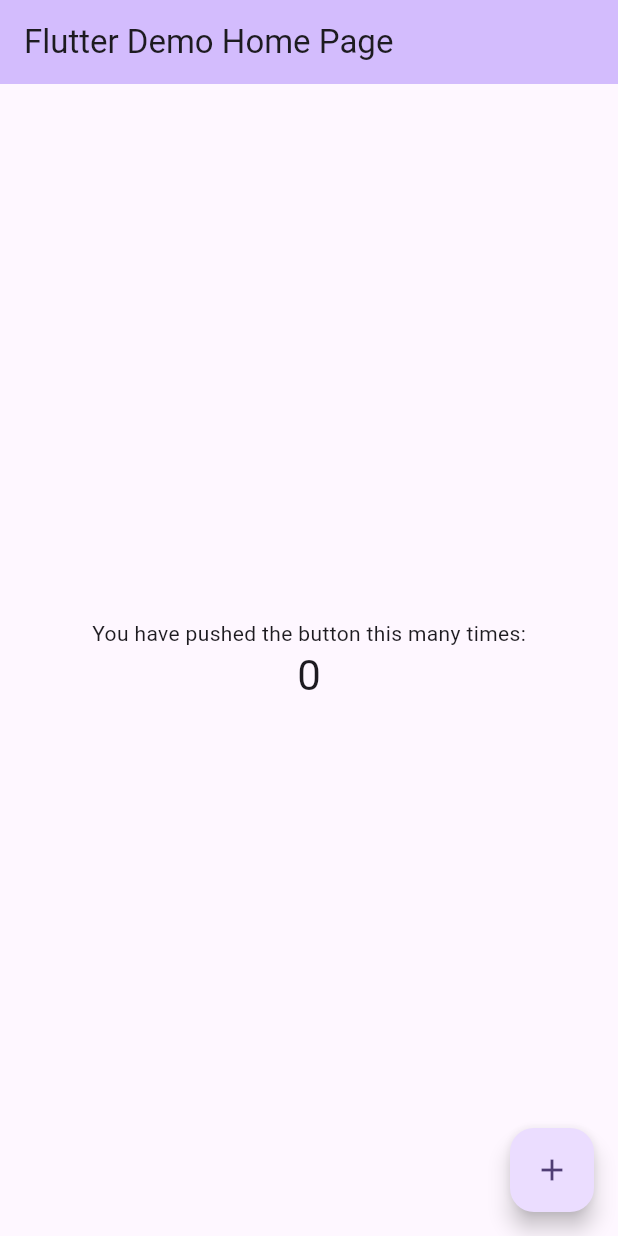
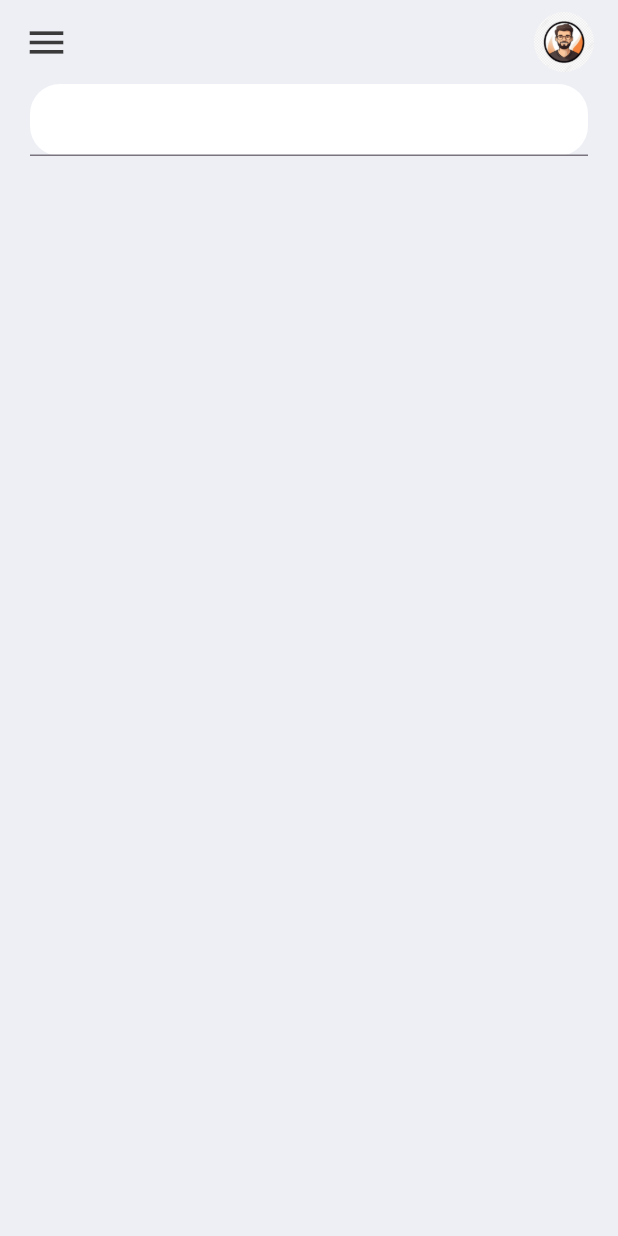
Before and after one commit to HaQuangDuy3004/todo_app, a Flutter app: the screen it shows after launch, on a phone screen of 412 x 824 dp. Run offline on Flutter 3.47's test engine with Material 3 defaults, Android fonts, the phone set to English and light mode, and no system bars.

Commit message:
create AppBar and InputSearch

```diff
--- /dev/null
+++ b/lib/constants/colors.dart
@@ -0,0 +1,9 @@
+import 'package:flutter/material.dart';
+
+const Color tdRed = Color(0xFFDA4040);
+const Color tdBlue = Color(0xFF5F52EE);
+
+const Color tdBlack = Color(0xFF3A3A3A);
+const Color tdGrey = Color(0xFF717171);
+
+const Color tdBGColor = Color(0xFFEEEFF5);
--- a/lib/main.dart
+++ b/lib/main.dart
@@ -1,5 +1,6 @@
 import 'package:flutter/material.dart';
-
+import 'package:flutter/services.dart';
+import 'screens/home.dart';
 void main() {
   runApp(const MyApp());
 }
@@ -10,113 +11,15 @@ class MyApp extends StatelessWidget {
   // This widget is the root of your application.
   @override
   Widget build(BuildContext context) {
+    SystemChrome.setSystemUIOverlayStyle(
+        SystemUiOverlayStyle(
+            statusBarColor: Colors.transparent
+        )
+    );
     return MaterialApp(
-      title: 'Flutter Demo',
-      theme: ThemeData(
-        // This is the theme of your application.
-        //
-        // TRY THIS: Try running your application with "flutter run". You'll see
-        // the application has a purple toolbar. Then, without quitting the app,
-        // try changing the seedColor in the colorScheme below to Colors.green
-        // and then invoke "hot reload" (save your changes or press the "hot
-        // reload" button in a Flutter-supported IDE, or press "r" if you used
-        // the command line to start the app).
-        //
-        // Notice that the counter didn't reset back to zero; the application
-        // state is not lost during the reload. To reset the state, use hot
-        // restart instead.
-        //
-        // This works for code too, not just values: Most code changes can be
-        // tested with just a hot reload.
-        colorScheme: ColorScheme.fromSeed(seedColor: Colors.deepPurple),
-      ),
-      home: const MyHomePage(title: 'Flutter Demo Home Page'),
+      title: 'Todo App',
+      home: Home(),
+      debugShowCheckedModeBanner: false,
     );
   }
 }
-
-class MyHomePage extends StatefulWidget {
-  const MyHomePage({super.key, required this.title});
-
-  // This widget is the home page of your application. It is stateful, meaning
-  // that it has a State object (defined below) that contains fields that affect
-  // how it looks.
-
-  // This class is the configuration for the state. It holds the values (in this
-  // case the title) provided by the parent (in this case the App widget) and
-  // used by the build method of the State. Fields in a Widget subclass are
-  // always marked "final".
-
-  final String title;
-
-  @override
-  State<MyHomePage> createState() => _MyHomePageState();
-}
-
-class _MyHomePageState extends State<MyHomePage> {
-  int _counter = 0;
-
-  void _incrementCounter() {
-    setState(() {
-      // This call to setState tells the Flutter framework that something has
-      // changed in this State, which causes it to rerun the build method below
-      // so that the display can reflect the updated values. If we changed
-      // _counter without calling setState(), then the build method would not be
-      // called again, and so nothing would appear to happen.
-      _counter++;
-    });
-  }
-
-  @override
-  Widget build(BuildContext context) {
-    // This method is rerun every time setState is called, for instance as done
-    // by the _incrementCounter method above.
-    //
-    // The Flutter framework has been optimized to make rerunning build methods
-    // fast, so that you can just rebuild anything that needs updating rather
-    // than having to individually change instances of widgets.
-    return Scaffold(
-      appBar: AppBar(
-        // TRY THIS: Try changing the color here to a specific color (to
-        // Colors.amber, perhaps?) and trigger a hot reload to see the AppBar
-        // change color while the other colors stay the same.
-        backgroundColor: Theme.of(context).colorScheme.inversePrimary,
-        // Here we take the value from the MyHomePage object that was created by
-        // the App.build method, and use it to set our appbar title.
-        title: Text(widget.title),
-      ),
-      body: Center(
-        // Center is a layout widget. It takes a single child and positions it
-        // in the middle of the parent.
-        child: Column(
-          // Column is also a layout widget. It takes a list of children and
-          // arranges them vertically. By default, it sizes itself to fit its
-          // children horizontally, and tries to be as tall as its parent.
-          //
-          // Column has various properties to control how it sizes itself and
-          // how it positions its children. Here we use mainAxisAlignment to
-          // center the children vertically; the main axis here is the vertical
-          // axis because Columns are vertical (the cross axis would be
-          // horizontal).
-          //
-          // TRY THIS: Invoke "debug painting" (choose the "Toggle Debug Paint"
-          // action in the IDE, or press "p" in the console), to see the
-          // wireframe for each widget.
-          mainAxisAlignment: MainAxisAlignment.center,
-          children: <Widget>[
-            const Text('You have pushed the button this many times:'),
-            Text(
-              '$_counter',
-              style: Theme.of(context).textTheme.headlineMedium,
-            ),
-          ],
-        ),
-      ),
-      floatingActionButton: FloatingActionButton(
-        onPressed: _incrementCounter,
-        tooltip: 'Increment',
-        child: const Icon(Icons.add),
-      ), // This trailing comma makes auto-formatting nicer for build methods.
-    );
-  }
-}
--- /dev/null
+++ b/lib/models/todo.dart
@@ -0,0 +1,14 @@
+class Todo{
+  final String id;
+  final String title;
+  final bool isDone;
+
+  Todo({required this.id,required this.title, this.isDone = false});
+  ({String id, bool isDone, String title}) copyWith({String? id, String? title, bool? isDone}){
+    return(
+      id: id ?? this.id,
+      title: title ?? this.title,
+      isDone: isDone ?? this.isDone
+    );
+  }
+}
--- /dev/null
+++ b/lib/screens/home.dart
@@ -0,0 +1,65 @@
+import 'package:flutter/material.dart';
+import 'package:todo_app/constants/colors.dart';
+
+class Home extends StatelessWidget{
+  const Home({super.key});
+
+  @override
+  Widget build(BuildContext context) {
+    return  SafeArea(
+      child: Scaffold(
+        backgroundColor: tdBGColor,
+        appBar: _buildAppBar(),
+        //Main Content
+        body: Container(
+          padding: EdgeInsets.symmetric(horizontal: 20),
+          child: Column(
+            children: [
+              // Input search
+              Container(
+                // padding: EdgeInsets.symmetric(horizontal: 50),
+                decoration: BoxDecoration(
+                  color: Colors.white,
+                  borderRadius: BorderRadius.circular(20),
+                  // border: Border.all(width: 1, color: tdGrey),
+
+                ),
+                child: TextField(
+
+                ),
+              )
+            ],
+          ),
+        ),
+      )
+    );
+  }
+
+  AppBar _buildAppBar() {
+    return AppBar(
+        centerTitle: true,
+        backgroundColor: tdBGColor,
+        title: Row(
+          mainAxisAlignment: MainAxisAlignment.spaceBetween,
+          children: [
+            Icon(
+              Icons.menu,
+              color: tdBlack,
+              size: 30,
+            ),
+            Container(
+              height: 40,
+              width: 40,
+              child: ClipRRect(
+                borderRadius: BorderRadius.circular(20),
+                child: Image.asset(
+                  'assets/images/man-avatar-image.png',
+                  fit: BoxFit.contain,
+                ),
+              ),
+            )
+          ],
+        ),
+      );
+  }
+}
--- a/pubspec.yaml
+++ b/pubspec.yaml
@@ -87,3 +87,6 @@ flutter:
   #
   # For details regarding fonts from package dependencies,
   # see https://flutter.dev/to/font-from-package
+  assets:
+    - assets/images/avatar.jpg
+    - assets/images/man-avatar-image.png
```
Also changed, not shown: assets/images/avatar.jpg (added), assets/images/man-avatar-image.png (added).
